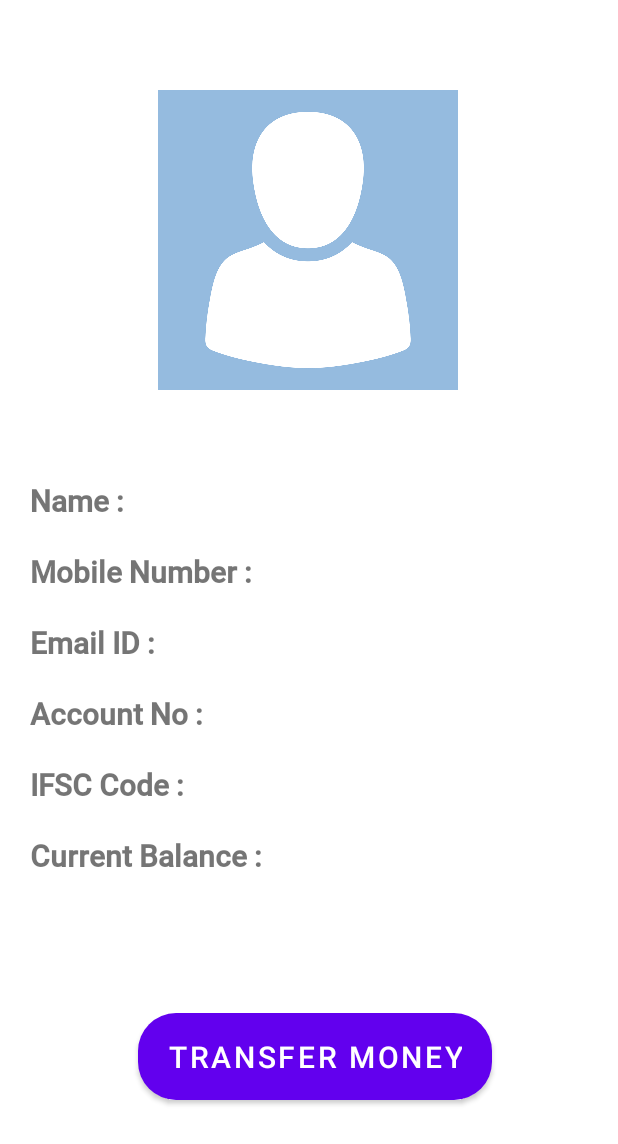
After one commit to sathvik3458/Banking-System, an Android app: the ViewSingleUser screen opened directly, with no data from a screen before it, on a phone screen of 412 x 824 dp. The commit adds this screen. Shown: the top 1144 px of the screen. Run offline under Robolectric (Android 15) with nearby library versions, the phone set to English and light mode, and no system bars.

Commit message:
ViewSingleUser Activity Added

```diff
--- a/app/src/main/java/com/example/basicbankingapp/ViewAllCustomers.java
+++ b/app/src/main/java/com/example/basicbankingapp/ViewAllCustomers.java
@@ -16,7 +16,7 @@ import java.util.ArrayList;
 public class ViewAllCustomers extends AppCompatActivity {
     RecyclerView recycler_view;
     RecyclerViewAdapter recyclerViewAdapter;
-    ArrayList<Users> dataHolder =new ArrayList<Users>(); // java.lang.NullPointerException: Attempt to invoke virtual method 'boolean java.util.ArrayList.add(java.lang.Object)' on a null object reference
+    ArrayList<Users> dataHolder = new ArrayList<Users>(); // java.lang.NullPointerException: Attempt to invoke virtual method 'boolean java.util.ArrayList.add(java.lang.Object)' on a null object reference
     Cursor cursor;
 
     @Override
@@ -28,7 +28,7 @@ public class ViewAllCustomers extends AppCompatActivity {
         recycler_view = (RecyclerView) findViewById(R.id.recycler_view);
         recycler_view.setLayoutManager(new LinearLayoutManager(this));
         displayDatabaseInfo();
-        recyclerViewAdapter=new RecyclerViewAdapter(this,dataHolder);
+        recyclerViewAdapter = new RecyclerViewAdapter(this, dataHolder);
         recycler_view.setAdapter(recyclerViewAdapter);
     }
 
@@ -43,16 +43,20 @@ public class ViewAllCustomers extends AppCompatActivity {
         String[] projection = {
                 users.COLUMN_USER_NAME,
                 users.COLUMN_USER_PHONE_NO,
-                users.COLUMN_USER_ACCOUNT_BALANCE
+                users.COLUMN_USER_ACCOUNT_BALANCE,
+                users.COLUMN_USER_ACCOUNT_NUMBER,
+                users.COLUMN_USER_IFSC_CODE,
+                users.COLUMN_USER_EMAIL
+
         };
 
         String sortOrder = users.COLUMN_USER_NAME + " ASC";
 
-         cursor = getContentResolver().query(users.CONTENT_URI, projection, null, null, sortOrder);
+        cursor = getContentResolver().query(users.CONTENT_URI, projection, null, null, sortOrder);
 
-        while (cursor.moveToNext()){
+        while (cursor.moveToNext()) {
 
-            Users obj=new Users(cursor.getString(0),cursor.getString(1),cursor.getString(2));
+            Users obj = new Users(cursor.getString(0), cursor.getString(1), cursor.getString(2), cursor.getString(3), cursor.getString(4), cursor.getString(5));
             dataHolder.add(obj);
 
         }
--- /dev/null
+++ b/app/src/main/java/com/example/basicbankingapp/ViewSingleUser.java
@@ -0,0 +1,36 @@
+package com.example.basicbankingapp;
+
+import androidx.appcompat.app.AppCompatActivity;
+
+import android.os.Bundle;
+import android.widget.Button;
+import android.widget.TextView;
+
+
+public class ViewSingleUser extends AppCompatActivity {
+
+    TextView name, phoneNumber, email, account_no, ifsc_code, balance;
+    Button transfer_button;
+
+    @Override
+    protected void onCreate(Bundle savedInstanceState) {
+        super.onCreate(savedInstanceState);
+        setContentView(R.layout.activity_view_single_user);
+
+        name = findViewById(R.id.usernameVSU);
+        phoneNumber = findViewById(R.id.usermobilenoVSU);
+        email = findViewById(R.id.useremailidVSU);
+        account_no = findViewById(R.id.useraccountnoVSU);
+        ifsc_code = findViewById(R.id.userifscVSU);
+        balance = findViewById(R.id.userbalanceVSU);
+        transfer_button = findViewById(R.id.button);
+
+        name.setText(getIntent().getStringExtra("name"));
+        phoneNumber.setText(getIntent().getStringExtra("mob_no"));
+        email.setText(getIntent().getStringExtra("email"));
+        account_no.setText(getIntent().getStringExtra("accountno"));
+        ifsc_code.setText(getIntent().getStringExtra("ifsc"));
+        balance.setText(getIntent().getStringExtra("amount"));
+
+        };
+    }
--- a/app/src/main/java/com/example/basicbankingapp/adapter/RecyclerViewAdapter.java
+++ b/app/src/main/java/com/example/basicbankingapp/adapter/RecyclerViewAdapter.java
@@ -1,6 +1,7 @@
 package com.example.basicbankingapp.adapter;
 
 import android.content.Context;
+import android.content.Intent;
 import android.view.LayoutInflater;
 import android.view.View;
 import android.view.ViewGroup;
@@ -10,6 +11,7 @@ import androidx.annotation.NonNull;
 import androidx.recyclerview.widget.RecyclerView;
 
 import com.example.basicbankingapp.R;
+import com.example.basicbankingapp.ViewSingleUser;
 import com.example.basicbankingapp.model.Users;
 
 import java.util.List;
@@ -17,6 +19,7 @@ import java.util.List;
 public class RecyclerViewAdapter extends RecyclerView.Adapter<RecyclerViewAdapter.ViewHolder> {
     private Context context;
     private List<Users> dataHolder;
+
 
     public RecyclerViewAdapter(Context context, List<Users> dataHolder) {
         this.context = context;
@@ -26,12 +29,14 @@ public class RecyclerViewAdapter extends RecyclerView.Adapter<RecyclerViewAdapte
     @NonNull
     @Override
     public RecyclerViewAdapter.ViewHolder onCreateViewHolder(@NonNull ViewGroup parent, int viewType) {
-        View view = LayoutInflater.from(parent.getContext()).inflate(R.layout.card_view,parent,false);
+        View view = LayoutInflater.from(parent.getContext()).inflate(R.layout.card_view, parent, false);
         return new ViewHolder(view);
     }
 
     @Override
     public void onBindViewHolder(@NonNull RecyclerViewAdapter.ViewHolder holder, int position) {
+
+
         holder.username.setText(dataHolder.get(position).getName());
         holder.usermobile_no.setText(dataHolder.get(position).getMob_no());
         holder.useramount.setText(dataHolder.get(position).getAmount());
@@ -45,15 +50,30 @@ public class RecyclerViewAdapter extends RecyclerView.Adapter<RecyclerViewAdapte
 
     public class ViewHolder extends RecyclerView.ViewHolder implements View.OnClickListener {
         TextView username, usermobile_no, useramount;
+
         public ViewHolder(@NonNull View itemView) {
             super(itemView);
-            username =itemView.findViewById(R.id.username);
-            usermobile_no =itemView.findViewById(R.id.usermobile_no);
-            useramount =itemView.findViewById(R.id.useramount);
+            itemView.setOnClickListener(this);
+
+            username = itemView.findViewById(R.id.username);
+            usermobile_no = itemView.findViewById(R.id.usermobile_no);
+            useramount = itemView.findViewById(R.id.useramount);
         }
 
         @Override
         public void onClick(View v) {
+            int position=this.getBindingAdapterPosition();
+            Users single_user = dataHolder.get(position);
+
+            Intent intent = new Intent(context, ViewSingleUser.class);
+            intent.putExtra("name", single_user.getName());
+            intent.putExtra("mob_no", single_user.getMob_no());
+            intent.putExtra("amount", single_user.getAmount());
+            intent.putExtra("accountno", single_user.getAccountno());
+            intent.putExtra("ifsc", single_user.getIfsc());
+            intent.putExtra("email", single_user.getEmail());
+            intent.setFlags(Intent.FLAG_ACTIVITY_NEW_TASK);
+            context.startActivity(intent);
         }
     }
 }
--- a/app/src/main/java/com/example/basicbankingapp/model/Users.java
+++ b/app/src/main/java/com/example/basicbankingapp/model/Users.java
@@ -1,12 +1,39 @@
 package com.example.basicbankingapp.model;
 
 public class Users {
-String name,mob_no,amount;
+    String name, mob_no, amount, accountno, ifsc, email;
 
-    public Users(String name, String mob_no, String amount) {
+    public Users(String name, String mob_no, String amount, String accountno, String ifsc, String email) {
         this.name = name;
         this.mob_no = mob_no;
         this.amount = amount;
+        this.accountno = accountno;
+        this.ifsc = ifsc;
+        this.email = email;
+    }
+
+    public String getAccountno() {
+        return accountno;
+    }
+
+    public void setAccountno(String accountno) {
+        this.accountno = accountno;
+    }
+
+    public String getIfsc() {
+        return ifsc;
+    }
+
+    public void setIfsc(String ifsc) {
+        this.ifsc = ifsc;
+    }
+
+    public String getEmail() {
+        return email;
+    }
+
+    public void setEmail(String email) {
+        this.email = email;
     }
 
     public String getName() {
--- /dev/null
+++ b/app/src/main/res/layout/activity_view_single_user.xml
@@ -0,0 +1,220 @@
+<?xml version="1.0" encoding="utf-8"?>
+<androidx.constraintlayout.widget.ConstraintLayout xmlns:android="http://schemas.android.com/apk/res/android"
+    xmlns:app="http://schemas.android.com/apk/res-auto"
+    xmlns:tools="http://schemas.android.com/tools"
+    android:layout_width="match_parent"
+    android:layout_height="match_parent"
+    tools:context=".ViewSingleUser">
+
+    <ImageView
+        android:id="@+id/imageView4"
+        android:layout_width="200dp"
+        android:layout_height="200dp"
+        android:layout_marginTop="60dp"
+        app:layout_constraintEnd_toEndOf="parent"
+        app:layout_constraintHorizontal_bias="0.497"
+        app:layout_constraintStart_toStartOf="parent"
+        app:layout_constraintTop_toTopOf="parent"
+        app:srcCompat="@drawable/avatarr" />
+
+    <TextView
+        android:id="@+id/atextView"
+        android:layout_width="wrap_content"
+        android:layout_height="wrap_content"
+        android:layout_marginStart="20dp"
+        android:layout_marginLeft="20dp"
+        android:layout_marginTop="60dp"
+        android:fontFamily="@font/roboto_medium"
+        android:text="Name :"
+        android:textSize="20sp"
+        android:textStyle="bold"
+        app:layout_constraintStart_toStartOf="parent"
+        app:layout_constraintTop_toBottomOf="@+id/imageView4" />
+
+    <TextView
+        android:id="@+id/btextView1"
+        android:layout_width="wrap_content"
+        android:layout_height="wrap_content"
+        android:layout_marginStart="20dp"
+        android:layout_marginLeft="20dp"
+        android:layout_marginTop="20dp"
+        android:fontFamily="@font/roboto_medium"
+        android:text="Mobile Number :"
+        android:textSize="20sp"
+        android:textStyle="bold"
+        app:layout_constraintStart_toStartOf="parent"
+        app:layout_constraintTop_toBottomOf="@+id/atextView" />
+
+    <TextView
+        android:id="@+id/ctextView1"
+        android:layout_width="wrap_content"
+        android:layout_height="wrap_content"
+        android:layout_marginStart="20dp"
+        android:layout_marginLeft="20dp"
+        android:layout_marginTop="20dp"
+        android:fontFamily="@font/roboto_medium"
+        android:text="Email ID :"
+        android:textSize="20sp"
+        android:textStyle="bold"
+        app:layout_constraintStart_toStartOf="parent"
+        app:layout_constraintTop_toBottomOf="@+id/btextView1" />
+
+    <TextView
+        android:id="@+id/dtextView1"
+        android:layout_width="wrap_content"
+        android:layout_height="wrap_content"
+        android:layout_marginStart="20dp"
+        android:layout_marginLeft="20dp"
+        android:layout_marginTop="20dp"
+        android:fontFamily="@font/roboto_medium"
+        android:text="Account No :"
+        android:textSize="20sp"
+        android:textStyle="bold"
+        app:layout_constraintStart_toStartOf="parent"
+        app:layout_constraintTop_toBottomOf="@+id/ctextView1" />
+
+    <TextView
+        android:id="@+id/etextView1"
+        android:layout_width="wrap_content"
+        android:layout_height="wrap_content"
+        android:layout_marginStart="20dp"
+        android:layout_marginLeft="20dp"
+        android:layout_marginTop="20dp"
+        android:fontFamily="@font/roboto_medium"
+        android:text="IFSC Code :"
+        android:textSize="20sp"
+        android:textStyle="bold"
+        app:layout_constraintStart_toStartOf="parent"
+        app:layout_constraintTop_toBottomOf="@+id/dtextView1" />
+
+    <TextView
+        android:id="@+id/ftextView1"
+        android:layout_width="wrap_content"
+        android:layout_height="wrap_content"
+        android:layout_marginStart="20dp"
+        android:layout_marginLeft="20dp"
+        android:layout_marginTop="20dp"
+        android:fontFamily="@font/roboto_medium"
+        android:text="Current Balance :"
+        android:textSize="20sp"
+        android:textStyle="bold"
+        app:layout_constraintStart_toStartOf="parent"
+        app:layout_constraintTop_toBottomOf="@+id/etextView1" />
+
+    <TextView
+        android:id="@+id/usernameVSU"
+        android:layout_width="200dp"
+        android:layout_height="wrap_content"
+        android:layout_marginStart="20dp"
+        android:layout_marginLeft="20dp"
+        android:layout_marginTop="60dp"
+        android:layout_marginEnd="72dp"
+        android:layout_marginRight="72dp"
+        android:text="TextView"
+        android:textSize="20dp"
+        app:layout_constraintEnd_toEndOf="parent"
+        app:layout_constraintHorizontal_bias="0.0"
+        app:layout_constraintStart_toEndOf="@+id/atextView"
+        app:layout_constraintTop_toBottomOf="@+id/imageView4" />
+
+    <TextView
+        android:id="@+id/usermobilenoVSU"
+        android:layout_width="wrap_content"
+        android:layout_height="wrap_content"
+        android:layout_marginStart="70dp"
+        android:layout_marginLeft="70dp"
+        android:layout_marginTop="20dp"
+        android:layout_marginEnd="152dp"
+        android:layout_marginRight="152dp"
+        android:text="TextView"
+        android:textSize="20dp"
+        app:layout_constraintEnd_toEndOf="parent"
+        app:layout_constraintHorizontal_bias="0.518"
+        app:layout_constraintStart_toEndOf="@+id/btextView1"
+        app:layout_constraintTop_toBottomOf="@+id/usernameVSU" />
+
+    <TextView
+        android:id="@+id/useremailidVSU"
+        android:layout_width="wrap_content"
+        android:layout_height="wrap_content"
+        android:layout_marginStart="20dp"
+        android:layout_marginLeft="20dp"
+        android:layout_marginTop="20dp"
+        android:layout_marginEnd="152dp"
+        android:layout_marginRight="152dp"
+        android:text="TextView"
+        android:textSize="20dp"
+        app:layout_constraintEnd_toEndOf="parent"
+        app:layout_constraintHorizontal_bias="0.136"
+        app:layout_constraintStart_toEndOf="@+id/ctextView1"
+        app:layout_constraintTop_toBottomOf="@+id/btextView1" />
+
+    <TextView
+        android:id="@+id/useraccountnoVSU"
+        android:layout_width="wrap_content"
+        android:layout_height="wrap_content"
+        android:layout_marginStart="20dp"
+        android:layout_marginLeft="20dp"
+        android:layout_marginTop="20dp"
+        android:layout_marginEnd="184dp"
+        android:layout_marginRight="184dp"
+        android:text="TextView"
+        android:textSize="20dp"
+        app:layout_constraintEnd_toEndOf="parent"
+        app:layout_constraintStart_toEndOf="@+id/dtextView1"
+        app:layout_constraintTop_toBottomOf="@+id/useremailidVSU" />
+
+    <TextView
+        android:id="@+id/userifscVSU"
+        android:layout_width="wrap_content"
+        android:layout_height="wrap_content"
+        android:layout_marginStart="20dp"
+        android:layout_marginLeft="20dp"
+        android:layout_marginTop="20dp"
+        android:layout_marginEnd="192dp"
+        android:layout_marginRight="192dp"
+        android:text="TextView"
+        android:textSize="20dp"
+        app:layout_constraintEnd_toEndOf="parent"
+        app:layout_constraintStart_toEndOf="@+id/etextView1"
+        app:layout_constraintTop_toBottomOf="@+id/dtextView1" />
+
+    <TextView
+        android:id="@+id/userbalanceVSU"
+        android:layout_width="wrap_content"
+        android:layout_height="wrap_content"
+        android:layout_marginStart="20dp"
+        android:layout_marginLeft="20dp"
+        android:layout_marginTop="20dp"
+        android:layout_marginEnd="148dp"
+        android:layout_marginRight="148dp"
+        android:text="TextView"
+        android:textSize="20dp"
+        app:layout_constraintEnd_toEndOf="parent"
+        app:layout_constraintStart_toEndOf="@+id/ftextView1"
+        app:layout_constraintTop_toBottomOf="@+id/userifscVSU" />
+
+    <Button
+        android:id="@+id/button"
+        android:layout_width="wrap_content"
+        android:layout_height="wrap_content"
+        android:layout_marginStart="150dp"
+        android:layout_marginLeft="150dp"
+        android:layout_marginTop="35dp"
+        android:layout_marginEnd="150dp"
+        android:layout_marginRight="150dp"
+        android:layout_marginBottom="35dp"
+        android:paddingLeft="20dp"
+        android:paddingTop="15dp"
+        android:paddingRight="20dp"
+        android:paddingBottom="15dp"
+        android:text="Transfer Money"
+        android:textSize="20sp"
+        app:cornerRadius="25dp"
+        app:layout_constraintBottom_toBottomOf="parent"
+        app:layout_constraintEnd_toEndOf="parent"
+        app:layout_constraintHorizontal_bias="0.47"
+        app:layout_constraintStart_toStartOf="parent"
+        app:layout_constraintTop_toBottomOf="@+id/ftextView1" />
+
+</androidx.constraintlayout.widget.ConstraintLayout>
```
Also changed, not shown: app/src/main/AndroidManifest.xml (+5 -4 lines), app/src/main/res/drawable/avatarr.png (added).
